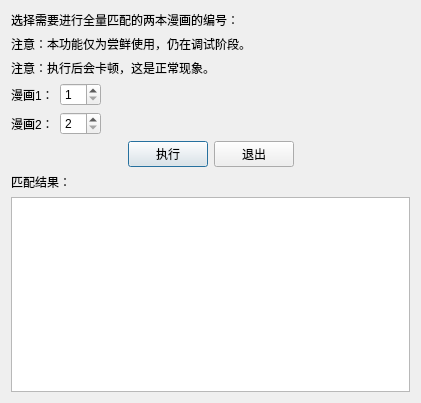
This is components/dialog_choose_full_match_comic/res/choose_full_match_comic.ui in PPJUST/ComicDup as Qt 5 draws it before an edit. The edited form follows.
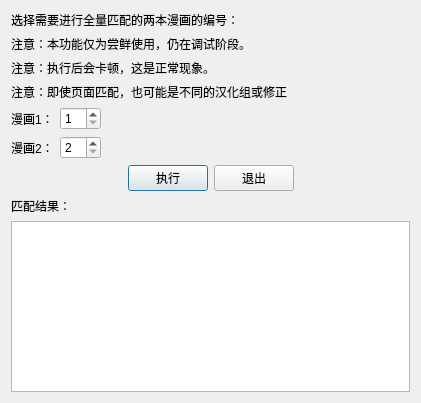
This is the edited form.

Commit message: 优化：全量匹配文本

```diff
--- a/components/dialog_choose_full_match_comic/res/choose_full_match_comic.ui
+++ b/components/dialog_choose_full_match_comic/res/choose_full_match_comic.ui
@@ -35,6 +35,13 @@
      </property>
     </widget>
    </item>
+   <item>
+    <widget class="QLabel" name="label_7">
+     <property name="text">
+      <string>注意：即使页面匹配，也可能是不同的汉化组或修正</string>
+     </property>
+    </widget>
+   </item>
    <item>
     <layout class="QHBoxLayout" name="horizontalLayout">
      <item>
```
The commit also changes 2 other files.
